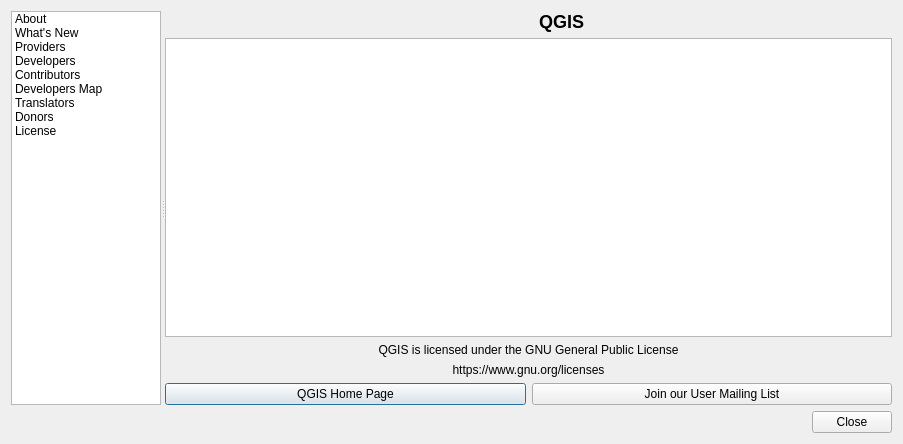
First picture: the form in src/ui/qgsabout.ui, repository qgis/QGIS, before the edit.
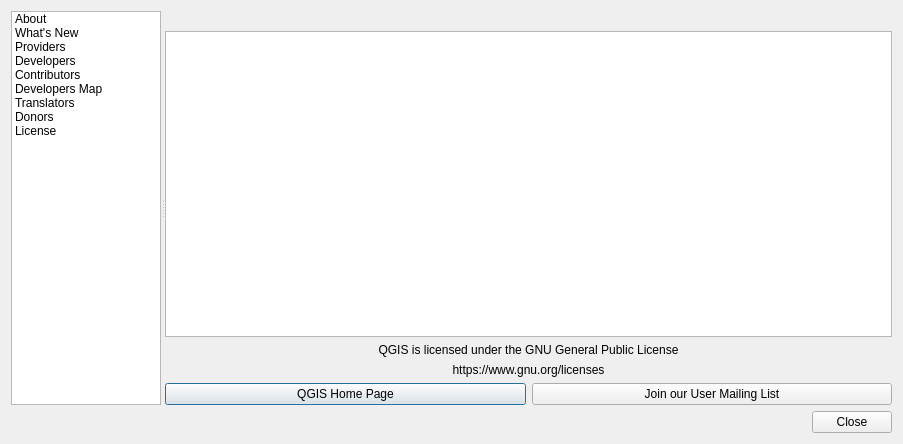
Second picture: the form after the edit. Icons and pictures are not drawn. Custom widgets are drawn as their Qt base class.

Commit message: [ui] Slightly improve the about dialog

Diff of the .ui file:
```diff
--- a/src/ui/qgsabout.ui
+++ b/src/ui/qgsabout.ui
@@ -195,7 +195,7 @@
               <widget class="QLabel" name="qgisIcon">
                <property name="maximumSize">
                 <size>
-                 <width>60</width>
+                 <width>200</width>
                  <height>60</height>
                 </size>
                </property>
@@ -203,20 +203,7 @@
                 <pixmap>:/images/icons/qgis-icon-60x60.png</pixmap>
                </property>
                <property name="scaledContents">
-                <bool>false</bool>
-               </property>
-              </widget>
-             </item>
-             <item>
-              <widget class="QLabel" name="TextLabel4">
-               <property name="text">
-                <string>&lt;html&gt;&lt;head&gt;&lt;meta name=&quot;qrichtext&quot; content=&quot;1&quot; /&gt;&lt;style type=&quot;text/css&quot;&gt;
-p, li { white-space: pre-wrap; }
-&lt;/style&gt;&lt;/head&gt;&lt;body style=&quot; font-family:'Lucida Grande'; font-size:13pt; font-weight:400; font-style:normal;&quot;&gt;
-&lt;p style=&quot; margin-top:16px; margin-bottom:12px; margin-left:0px; margin-right:0px; -qt-block-indent:0; text-indent:0px; font-size:x-large; font-weight:600;&quot;&gt;&lt;span style=&quot; font-size:x-large;&quot;&gt;QGIS&lt;/span&gt;&lt;/p&gt;&lt;/body&gt;&lt;/html&gt;</string>
-               </property>
-               <property name="alignment">
-                <set>Qt::AlignCenter</set>
+                <bool>true</bool>
                </property>
               </widget>
              </item>
```
Left out of the diff: 2 changed lines with no effect on the pictures. The commit also changes 3 other files.
